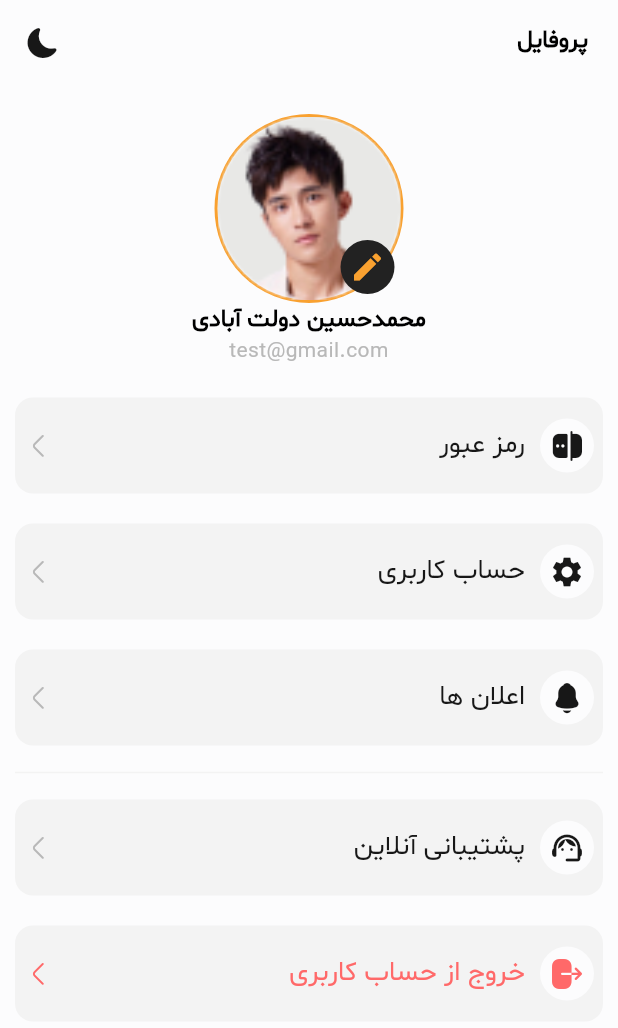
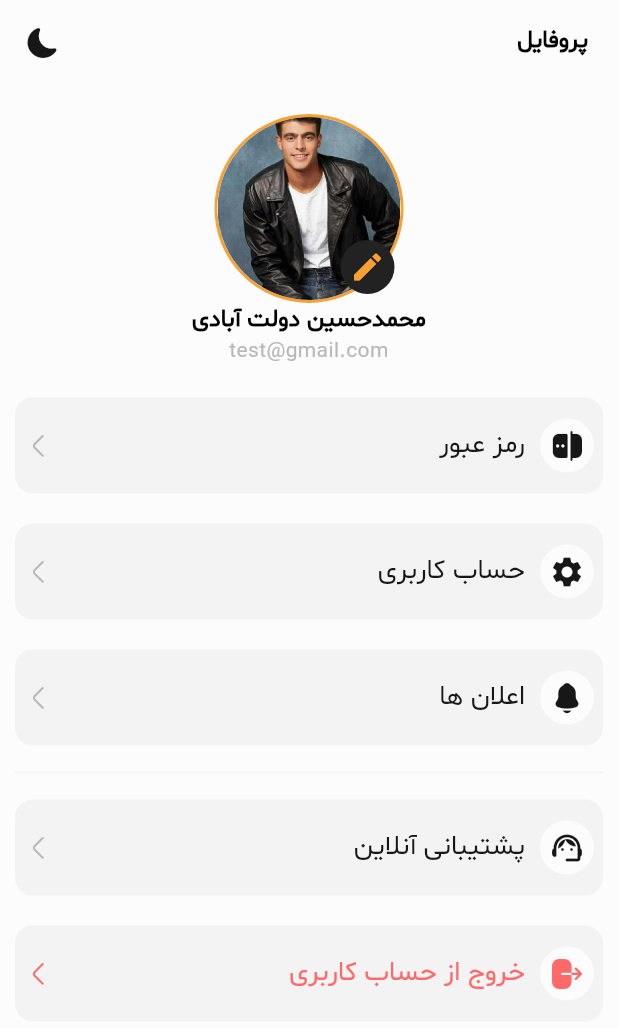
Before and after one commit to Mohammad-Hossein-Dlt/bime_chei, a Flutter app: the ProfileScreen screen opened directly, on a phone screen of 412 x 824 dp. Shown: the top 1028 px of the screen. Run offline on Flutter 3.47's test engine with Material 3 defaults, Android fonts, the phone set to English and light mode, and no system bars; our stand-ins replace persistent_bottom_nav_bar, shared_preferences; accounts and stored records are empty.

Commit message:
publish project

```diff
--- a/lib/screens/profile/profile_screen.dart
+++ b/lib/screens/profile/profile_screen.dart
@@ -77,16 +77,18 @@ class _ProfileScreenState extends State<ProfileScreen> {
                                   shape: BoxShape.circle,
                                 ),
                                 child: Container(
+                                  width: 110,
+                                  height: 110,
                                   decoration: BoxDecoration(
                                     shape: BoxShape.circle,
                                     border: Border.all(color: orange, width: 2),
                                   ),
-                                  child: ClipRRect(
-                                    child: Image.asset(
-                                      "assets/images/avatar.png",
-                                      width: 110,
-                                      height: 110,
-                                      fit: BoxFit.cover,
+                                  child: const FittedBox(
+                                    fit: BoxFit.cover,
+                                    child: CircleAvatar(
+                                      backgroundImage: AssetImage(
+                                        "assets/images/avatar.png",
+                                      ),
                                     ),
                                   ),
                                 ),
```
Also changed, not shown: lib/widgets/profile_appbar.dart (+15 -10 lines), lib/widgets/small_profile_menu.dart (+21 -13 lines), assets/images/avatar.png.
